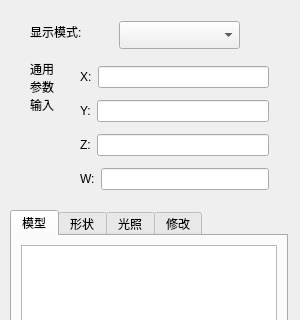
The window that ui/parbar.ui (wkcn/3dviewer) describes before a commit, drawn with Qt 5; both pictures show x 0 to 300 and y 0 to 320 of the 300 by 800 pixel window.
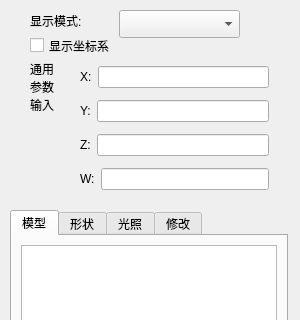
The same window after the commit.

```diff
--- a/ui/parbar.ui
+++ b/ui/parbar.ui
@@ -536,7 +536,7 @@
     <property name="geometry">
      <rect>
       <x>119</x>
-      <y>21</y>
+      <y>10</y>
       <width>121</width>
       <height>28</height>
      </rect>
@@ -546,7 +546,7 @@
     <property name="geometry">
      <rect>
       <x>30</x>
-      <y>21</y>
+      <y>10</y>
       <width>78</width>
       <height>22</height>
      </rect>
@@ -587,6 +587,19 @@
      <string/>
     </property>
    </widget>
+   <widget class="QCheckBox" name="AxisViewed">
+    <property name="geometry">
+     <rect>
+      <x>30</x>
+      <y>20</y>
+      <width>101</width>
+      <height>51</height>
+     </rect>
+    </property>
+    <property name="text">
+     <string>显示坐标系</string>
+    </property>
+   </widget>
   </widget>
   <widget class="QStatusBar" name="statusbar"/>
   <action name="action_O">
```
